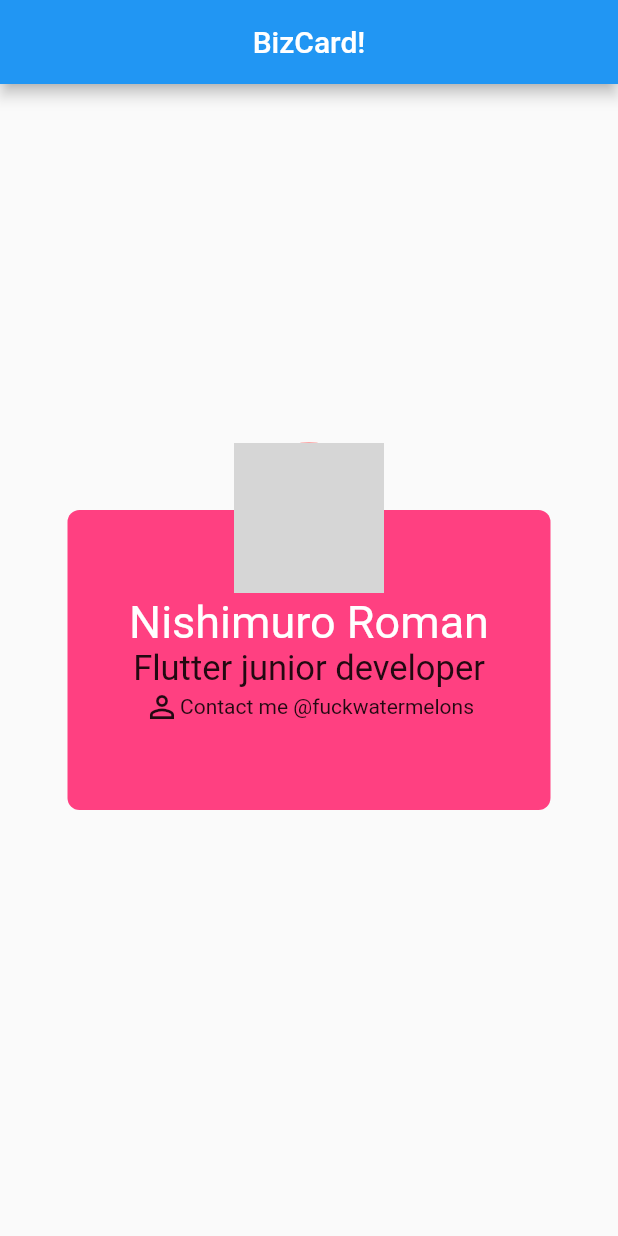
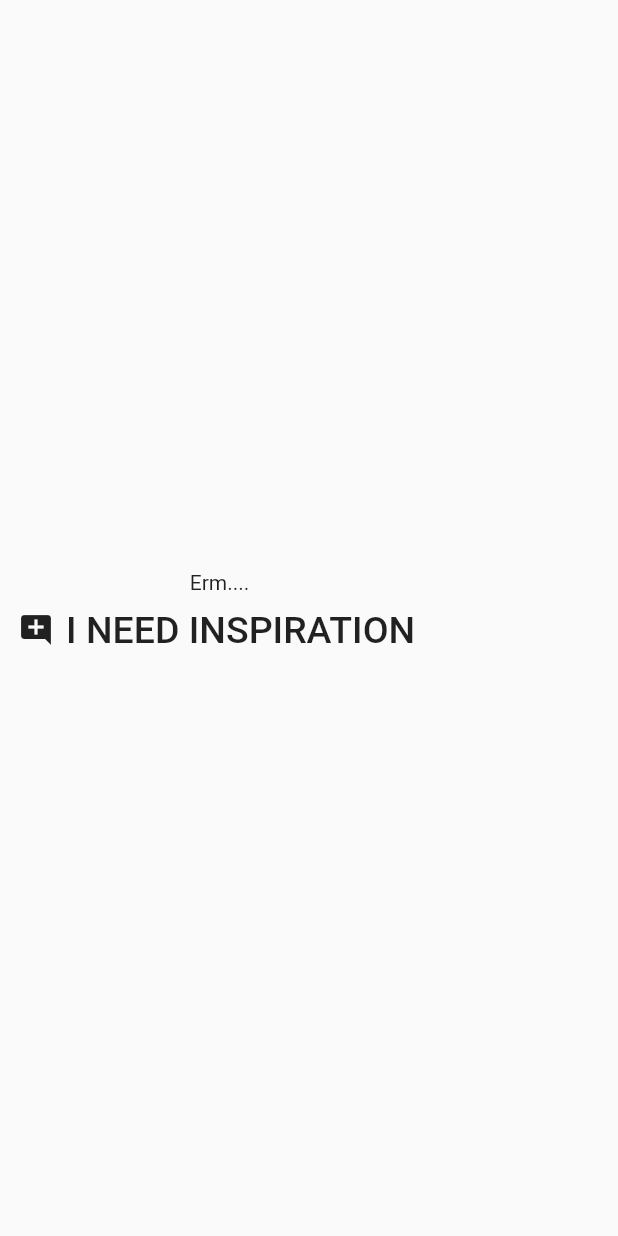
Before and after one commit to LordNani/flutter_playeground, a Flutter app: the screen it shows after launch, on a phone screen of 412 x 824 dp. Run offline on Flutter 3.47's test engine with Material 2 defaults, Android fonts, the phone set to English and light mode, and no system bars; grey boxes are pictures that could not be loaded.

Commit message:
Implemented asyncronous function to get random quotes. Stateful Wisdom App

```diff
--- a/lib/main.dart
+++ b/lib/main.dart
@@ -2,5 +2,5 @@ import 'package:flutter/material.dart';
 import 'ui/home.dart';
 
 void main() => runApp(new MaterialApp(
-  home: BizCard(),
+  home: Wisdom(),
 ));
--- a/lib/ui/home.dart
+++ b/lib/ui/home.dart
@@ -1,4 +1,7 @@
+import 'package:flutter/cupertino.dart';
 import 'package:flutter/material.dart';
+import 'package:http/http.dart' as http;
+import 'dart:convert' show json;
 
 class ScaffoldExample extends StatelessWidget {
   @override
@@ -153,23 +156,25 @@ class BizCard extends StatelessWidget {
       ),
       child: Column(
         mainAxisAlignment: MainAxisAlignment.center,
+        crossAxisAlignment: CrossAxisAlignment.center,
         children: <Widget>[
           Text(
             "Nishimuro Roman",
             style: TextStyle(
-                fontSize: 30,
-                color: Colors.white,
-                fontFamily: 'AmaticSC'),
+                fontSize: 30, color: Colors.white, fontFamily: 'Lato-Bold'),
           ),
           Text(
             "Flutter junior developer",
-            style: TextStyle(fontSize: 23),
+            style: TextStyle(
+                fontSize: 35,
+                fontFamily: 'AmaticSC',
+                fontWeight: FontWeight.w800),
           ),
           Row(
             mainAxisAlignment: MainAxisAlignment.center,
             children: <Widget>[
               Icon(Icons.person_outline),
-              Text("Contact me @fuckwatermelons")
+              Text("Contact @fuckwatermelons", style: TextStyle(fontSize: 16))
             ],
           ),
         ],
@@ -177,3 +182,81 @@ class BizCard extends StatelessWidget {
     );
   }
 }
+
+class Wisdom extends StatefulWidget {
+  @override
+  _WisdomState createState() => _WisdomState();
+}
+
+class _WisdomState extends State<Wisdom> {
+  @override
+  Widget build(BuildContext context) {
+    return Scaffold(
+        body: Container(
+      child: Column(
+        mainAxisAlignment: MainAxisAlignment.center,
+        children: <Widget>[
+          Text(_currentQuote.quoteText),
+          FlatButton.icon(
+              onPressed: _updateQuote,
+              icon: Icon(Icons.add_comment),
+              label: Text(
+                "I NEED INSPIRATION",
+                style: TextStyle(fontSize: 25),
+              ))
+        ],
+      ),
+    ));
+  }
+
+  Quote _currentQuote = new Quote(
+      author: "No Idea",
+      quoteText: "Erm....",
+      image:
+          "https://upload.wikimedia.org/wikipedia/commons/f/f8/Question_mark_alternate.svg");
+
+  void _updateQuote() async {
+    _currentQuote = await _showQuote();
+    setState(() {
+
+    });
+    debugPrint(_currentQuote.toString());
+
+  }
+
+  Future<Quote> _showQuote() async {
+    final response =
+        await http.get('https://thesimpsonsquoteapi.glitch.me/quotes');
+    if (response.statusCode == 200) {
+      return Quote.fromJson(json.decode(response.body)[0]);
+    } else {
+      return Quote(
+          author: "No Idea",
+          quoteText: "Erm....",
+          image:
+              "https://upload.wikimedia.org/wikipedia/commons/f/f8/Question_mark_alternate.svg");
+    }
+  }
+}
+
+class Quote {
+  final String author;
+  final String quoteText;
+  final String image;
+
+  Quote({this.author, this.quoteText, this.image});
+
+  factory Quote.fromJson(Map<String, dynamic> json) {
+    return Quote(
+        author: json['character'],
+        quoteText: json['quote'],
+        image: json['image']);
+  }
+
+  @override
+  String toString() {
+    return 'Quote{author: $author, quoteText: $quoteText, image: $image}';
+  }
+
+
+}
```
Also changed, not shown: pubspec.yaml (+11 -37 lines), fonts/Lato-Bold.ttf (added), pubspec.lock.
